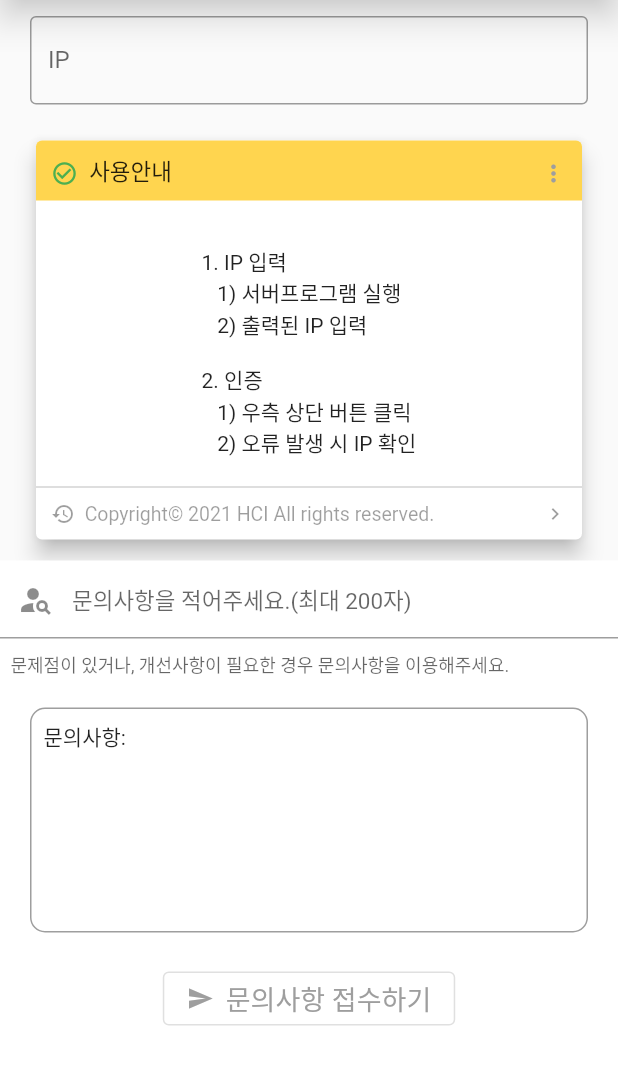
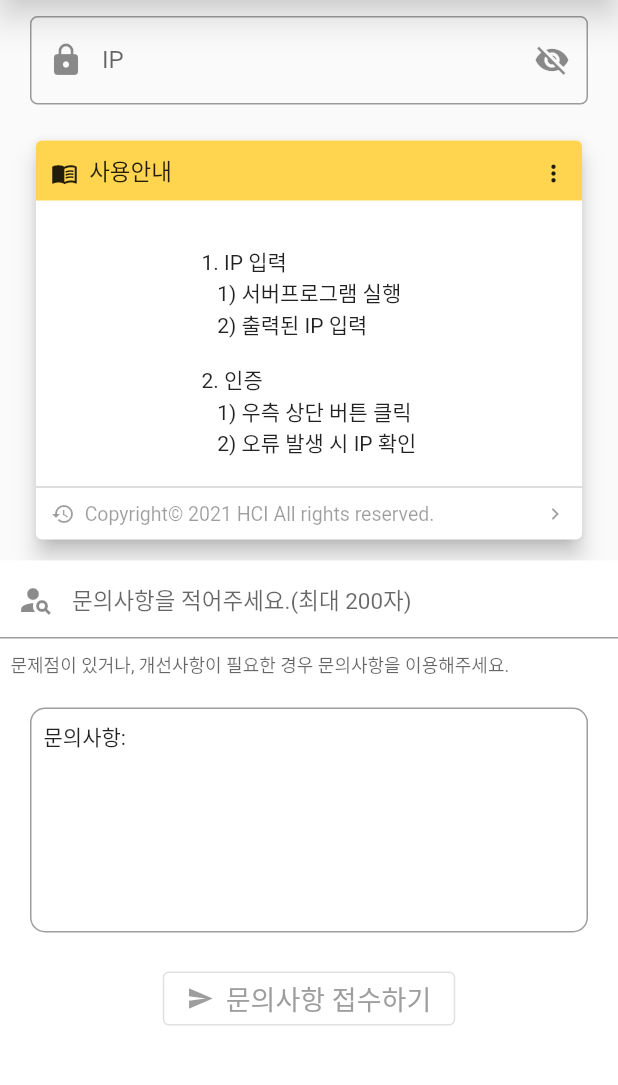
Before and after one commit to Hitbee-dev/wireless_mouse_client, a Flutter app: the screen it shows after launch, on a phone screen of 412 x 824 dp, the part 98-1183 px from its top. Run offline on Flutter 3.47's test engine with Material 2 defaults, Android fonts, the phone set to English and light mode, and no system bars; our stand-ins replace get.

Commit message:
homepage layout modify

```diff
--- a/lib/pages/home_page.dart
+++ b/lib/pages/home_page.dart
@@ -11,6 +11,7 @@ class HomePage extends StatefulWidget {
 
 class _HomePageState extends State<HomePage> {
   String _questionText = "";
+  bool hideIP = true;
   TextEditingController _questionController = TextEditingController();
   TextEditingController _ipController = TextEditingController();
 
@@ -32,6 +33,9 @@ class _HomePageState extends State<HomePage> {
           IconButton(
               onPressed: () {
                 Get.toNamed("/menu", arguments: _ipController.text);
+                setState(() {
+                  _ipController.text = "";
+                });
               },
               icon: Icon(Icons.send))
         ],
@@ -43,13 +47,30 @@ class _HomePageState extends State<HomePage> {
               Container(
                 padding: EdgeInsets.all(20),
                 child: TextField(
-                    controller: _ipController,
-                    keyboardType: TextInputType.datetime,
-                    textInputAction: TextInputAction.done,
-                    decoration: InputDecoration(
-                      border: OutlineInputBorder(),
-                      labelText: 'IP',
-                    )),
+                  controller: _ipController,
+                  onChanged: (value) {
+                    // print(value); 실시간 IP 변화 값
+                  },
+                  obscureText: hideIP, //show/hide password
+                  decoration: InputDecoration(
+                    prefixIcon:
+                        hideIP ? Icon(Icons.lock) : Icon(Icons.lock_open),
+                    suffixIcon: IconButton(
+                      icon: hideIP
+                          ? Icon(Icons.visibility_off)
+                          : Icon(Icons.visibility),
+                      onPressed: () {
+                        setState(() {
+                          hideIP = !hideIP;
+                        });
+                      },
+                    ),
+                    labelText: 'IP',
+                    border: OutlineInputBorder(
+                      borderRadius: BorderRadius.circular(5),
+                    ),
+                  ),
+                ),
               ),
               _InfoWidget(context),
               Container(
@@ -125,12 +146,16 @@ Widget _InfoWidget(BuildContext context) {
             child: Row(
               crossAxisAlignment: CrossAxisAlignment.end,
               children: <Widget>[
-                Icon(Icons.check_circle_outline, size: 18, color: Colors.green),
-                Text('  사용안내',
-                    style:
-                        TextStyle(fontSize: 15, fontWeight: FontWeight.normal)),
+                Icon(Icons.menu_book, size: 18, color: Colors.black87),
+                Text(
+                  '  사용안내',
+                  style: TextStyle(
+                      fontSize: 15,
+                      fontWeight: FontWeight.normal,
+                      color: Colors.black87),
+                ),
                 Spacer(),
-                Icon(Icons.more_vert, size: 18, color: Colors.grey),
+                Icon(Icons.more_vert, size: 18, color: Colors.black87),
               ],
             ),
             padding: EdgeInsets.symmetric(horizontal: 10, vertical: 9),
```
